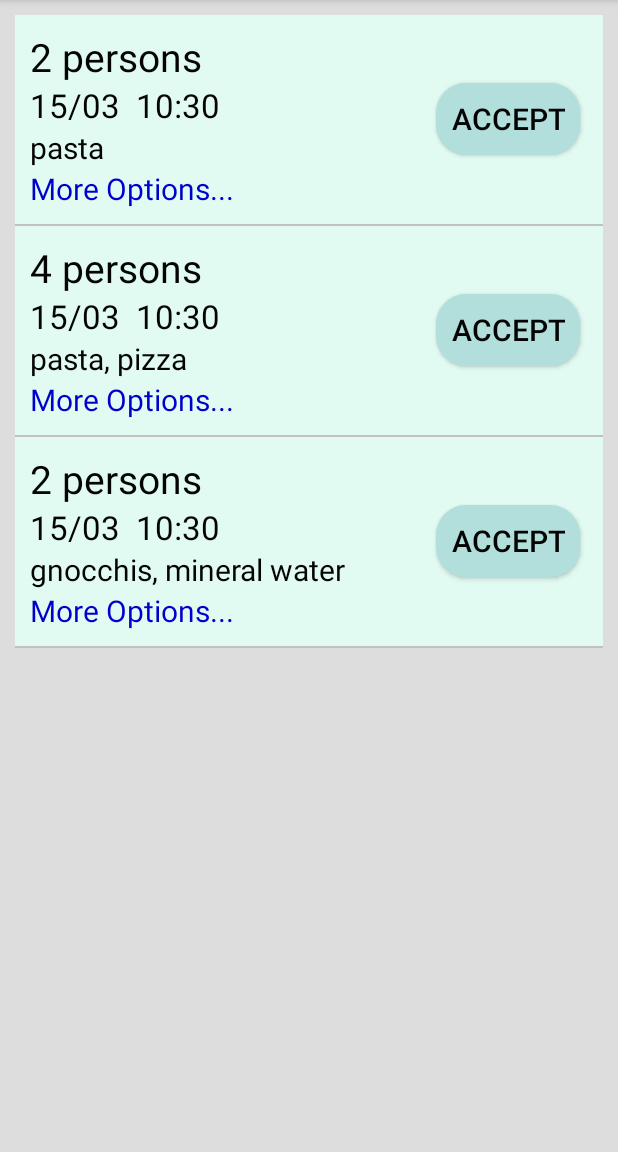
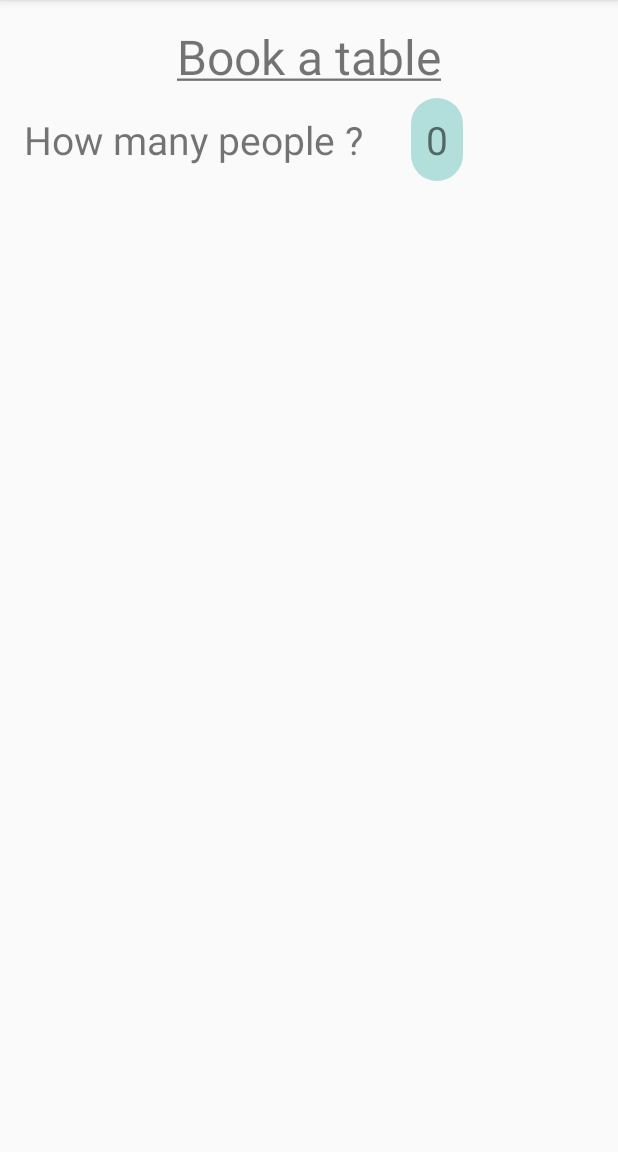
Before and after one commit to le-roux/STRAW, an Android app: the screen it shows after launch (DisplayReservationsActivity before the commit, BookTableActivity after it), after a tap on "CREATE USER", on a phone screen of 412 x 824 dp, the part 84-1236 px from its top. Run offline under Robolectric (Android 15) with nearby library versions, the phone set to English and light mode, and no system bars.

Commit message:
Beginning of the implementation of the Book Table page

```diff
--- a/STRAW/app/src/main/AndroidManifest.xml
+++ b/STRAW/app/src/main/AndroidManifest.xml
@@ -27,7 +27,8 @@
         <activity android:name=".activities.DisplayReservationsActivity" />
         <activity android:name=".activities.OfferActivity" />
         <activity android:name=".activities.CreateOfferActivity" />
-        <activity android:name=".activities.CreateUserAccountActivity"></activity>
+        <activity android:name=".activities.CreateUserAccountActivity" />
+        <activity android:name=".activities.BookTableActivity"></activity>
     </application>
 
 </manifest>
--- /dev/null
+++ b/STRAW/app/src/main/java/straw/polito/it/straw/BookTableInterface.java
@@ -0,0 +1,8 @@
+package straw.polito.it.straw;
+
+/**
+ * Created by Sylvain on 15/04/2016.
+ */
+public interface BookTableInterface {
+    void setNumberPeople(int numberPeople);
+}
--- /dev/null
+++ b/STRAW/app/src/main/java/straw/polito/it/straw/activities/BookTableActivity.java
@@ -0,0 +1,40 @@
+package straw.polito.it.straw.activities;
+
+import android.app.DialogFragment;
+import android.support.v7.app.AppCompatActivity;
+import android.os.Bundle;
+import android.view.View;
+import android.widget.TextView;
+
+import straw.polito.it.straw.BookTableInterface;
+import straw.polito.it.straw.R;
+import straw.polito.it.straw.data.Manager;
+import straw.polito.it.straw.utils.NumberPickerFragment;
+
+public class BookTableActivity extends AppCompatActivity implements BookTableInterface{
+
+    private TextView numberPeopleNumber;
+
+    @Override
+    protected void onCreate(Bundle savedInstanceState) {
+        super.onCreate(savedInstanceState);
+        setContentView(R.layout.activity_book_table);
+
+        this.numberPeopleNumber = (TextView)findViewById(R.id.number_people_number);
+        this.numberPeopleNumber.setOnClickListener(new View.OnClickListener() {
+            @Override
+            public void onClick(View view) {
+                DialogFragment fragment = new NumberPickerFragment();
+                Bundle bundle = new Bundle();
+                bundle.putInt(Manager.SEATS_AVAILABLE, 10); //TO DO : Get the exact number
+                fragment.setArguments(bundle);
+                fragment.show(BookTableActivity.this.getFragmentManager(), "NumberPicker");
+            }
+        });
+    }
+
+    @Override
+    public void setNumberPeople(int numberPeople) {
+        this.numberPeopleNumber.setText(String.valueOf(numberPeople));
+    }
+}
--- a/STRAW/app/src/main/java/straw/polito/it/straw/activities/HomeActivity.java
+++ b/STRAW/app/src/main/java/straw/polito/it/straw/activities/HomeActivity.java
@@ -64,7 +64,7 @@ public class HomeActivity extends AppCompatActivity {
             @Override
             public void onClick(View view) {
                 Logger.d("Launch menu");
-                Intent intent = new Intent(getApplicationContext(), DisplayReservationsActivity.class);
+                Intent intent = new Intent(getApplicationContext(), BookTableActivity.class);
                 Logger.d("Intent created");
                 startActivity(intent);
             }
--- a/STRAW/app/src/main/java/straw/polito/it/straw/data/Manager.java
+++ b/STRAW/app/src/main/java/straw/polito/it/straw/data/Manager.java
@@ -20,6 +20,8 @@ public class Manager {
     private int seats;
     private String image;
     private String email;
+
+    public static final String SEATS_AVAILABLE = "SeatsAvailable";
 
     public Manager() {
     }
--- /dev/null
+++ b/STRAW/app/src/main/res/layout/activity_book_table.xml
@@ -0,0 +1,40 @@
+<?xml version="1.0" encoding="utf-8"?>
+<RelativeLayout xmlns:android="http://schemas.android.com/apk/res/android"
+    xmlns:tools="http://schemas.android.com/tools"
+    android:layout_width="match_parent"
+    android:layout_height="match_parent"
+    android:paddingBottom="@dimen/activity_vertical_margin"
+    android:paddingLeft="@dimen/activity_horizontal_margin"
+    android:paddingRight="@dimen/activity_horizontal_margin"
+    android:paddingTop="@dimen/activity_vertical_margin"
+    tools:context="straw.polito.it.straw.activities.BookTableActivity">
+
+    <TextView
+        android:id="@+id/title"
+        android:layout_width="wrap_content"
+        android:layout_height="wrap_content"
+        android:text="@string/BookTable"
+        android:textSize="@dimen/Title_size"
+        android:layout_centerHorizontal="true"
+        />
+    <TextView
+        android:id="@+id/number_people_text"
+        android:layout_width="wrap_content"
+        android:layout_height="wrap_content"
+        android:layout_below="@id/title"
+        android:layout_marginTop="@dimen/activity_vertical_margin"
+        android:layout_marginRight="@dimen/activity_horizontal_margin"
+        android:text="@string/HowManyPeople"
+        android:textSize="@dimen/Medium_size"/>
+
+    <TextView
+        android:id="@+id/number_people_number"
+        android:layout_width="wrap_content"
+        android:layout_height="wrap_content"
+        android:text="0"
+        android:textSize="@dimen/Medium_size"
+        android:layout_toRightOf="@id/number_people_text"
+        android:layout_alignBaseline="@id/number_people_text"
+        android:layout_marginLeft="@dimen/activity_horizontal_margin"
+        android:background="@drawable/customborder_buttons"/>
+</RelativeLayout>
--- a/STRAW/app/src/main/res/values/strings.xml
+++ b/STRAW/app/src/main/res/values/strings.xml
@@ -99,4 +99,9 @@
     <string name="student">Student</string>
     <string name="professor">Professor</string>
     <string name="worker">Worker</string>
+
+    <!--Strings for the Book Table part-->
+    <string name="BookTable"><u>Book a table</u></string>
+    <string name="HowManyPeople">How many people ?</string>
+    <string name="Confirm">Confirm</string>
 </resources>
```
Also changed, not shown: STRAW/app/src/main/java/straw/polito/it/straw/utils/NumberPickerFragment.java (added, +57 -0 lines), STRAW/app/src/main/res/layout/number_picker.xml (added, +15 -0 lines).
